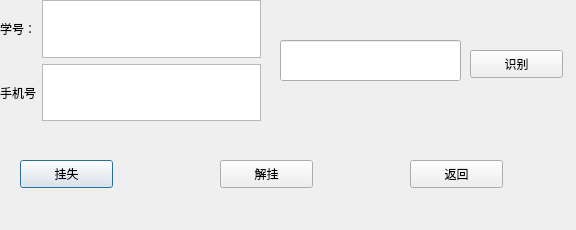
Old version of the form One_Card_System/pages/lostandfound/lostandfound.ui in the repository freedomhust/HUST_RFID_LAB.
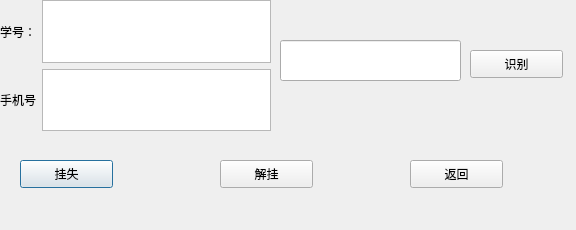
New version of the form.

```diff
--- a/One_Card_System/pages/lostandfound/lostandfound.ui
+++ b/One_Card_System/pages/lostandfound/lostandfound.ui
@@ -18,8 +18,8 @@
     <rect>
      <x>0</x>
      <y>0</y>
-     <width>261</width>
-     <height>121</height>
+     <width>271</width>
+     <height>131</height>
     </rect>
    </property>
    <layout class="QVBoxLayout" name="verticalLayout">
```
